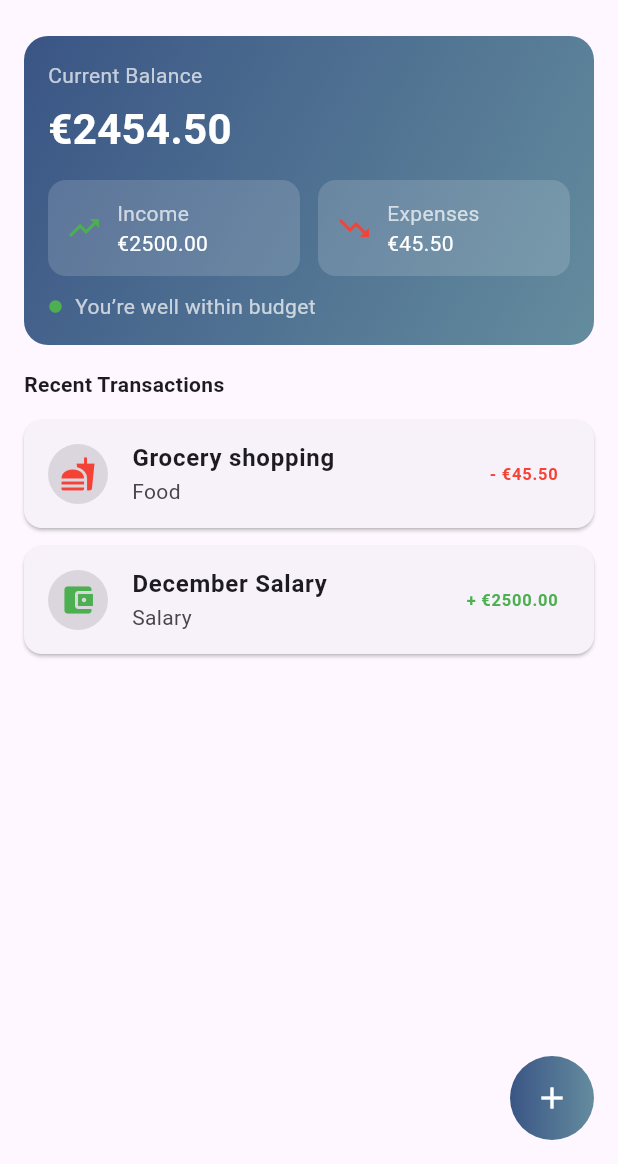
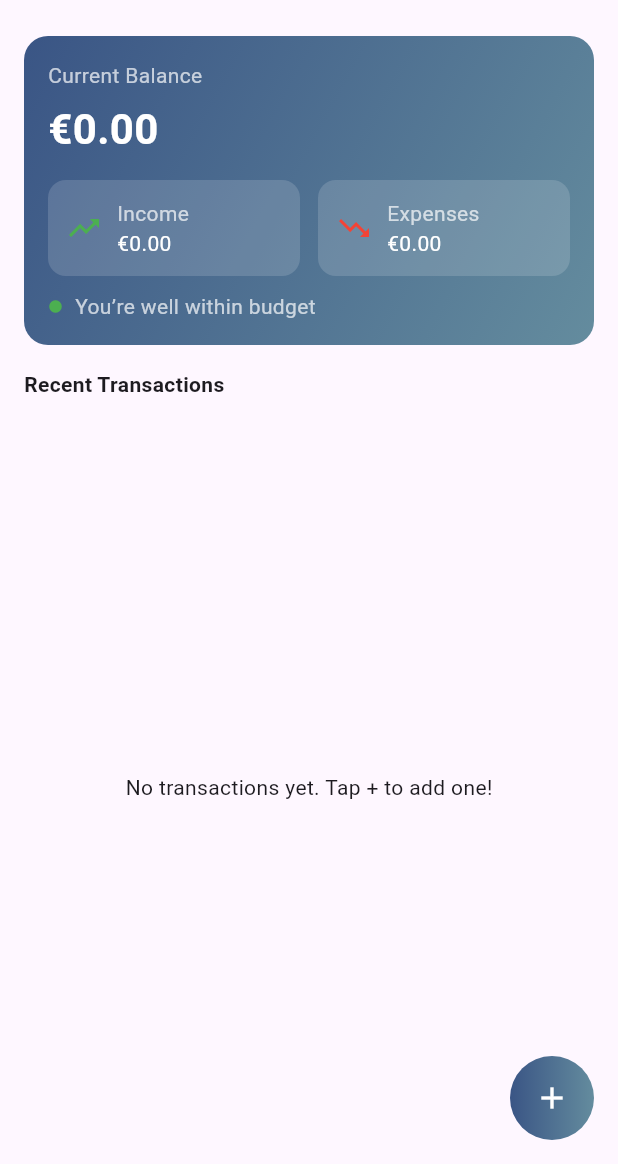
Before and after one commit to HayleyBusuttil/CrossPlatfromHome, a Flutter app: the screen it shows after launch, on a phone screen of 412 x 824 dp, the part 72-1236 px from its top. Run offline on Flutter 3.47's test engine with Material 3 defaults, Android fonts, the phone set to English and light mode, and no system bars; our stand-ins replace hive, hive_flutter; accounts and stored records are empty.

Commit message:
Local Persistent Storage using HIVE

```diff
--- a/lib/main.dart
+++ b/lib/main.dart
@@ -1,7 +1,19 @@
 import 'package:flutter/material.dart';
+import 'package:hive_flutter/hive_flutter.dart';
+
+import 'model/transaction.dart';
 import 'screens/home_screen.dart';
 
-void main() {
+void main() async {
+  WidgetsFlutterBinding.ensureInitialized();
+
+  await Hive.initFlutter();
+
+  Hive.registerAdapter(TxTypeAdapter());
+  Hive.registerAdapter(WalletTransactionAdapter());
+
+  await Hive.openBox<WalletTransaction>('transactions');
+
   runApp(const WiseWalletApp());
 }
 
@@ -10,10 +22,9 @@ class WiseWalletApp extends StatelessWidget {
 
   @override
   Widget build(BuildContext context) {
-    return MaterialApp(
+    return const MaterialApp(
       debugShowCheckedModeBanner: false,
-      title: 'Wise Wallet',
-      home: const HomeScreen(),
+      home: HomeScreen(),
     );
   }
 }
--- a/lib/model/transaction.dart
+++ b/lib/model/transaction.dart
@@ -1,5 +1,16 @@
-enum TxType { expense, income }
+import 'package:hive/hive.dart';
 
+part 'transaction.g.dart';
+
+@HiveType(typeId: 0)
+enum TxType {
+  @HiveField(0)
+  expense,
+  @HiveField(1)
+  income,
+}
+
+@HiveType(typeId: 1)
 class WalletTransaction {
   WalletTransaction({
     required this.title,
@@ -9,9 +20,18 @@ class WalletTransaction {
     required this.category,
   });
 
+  @HiveField(0)
   final String title;
+
+  @HiveField(1)
   final double amount;
+
+  @HiveField(2)
   final DateTime date;
+
+  @HiveField(3)
   final TxType type;
+
+  @HiveField(4)
   final String category;
 }
--- a/lib/screens/home_screen.dart
+++ b/lib/screens/home_screen.dart
@@ -2,6 +2,8 @@ import 'package:flutter/material.dart';
 import '../model/transaction.dart';
 import '../widgets/transaction_list.dart';
 import 'add_transaction.dart';
+import 'package:hive/hive.dart';
+
 
 class HomeScreen extends StatefulWidget {
   const HomeScreen({super.key});
@@ -11,22 +13,10 @@ class HomeScreen extends StatefulWidget {
 }
 
 class _HomeScreenState extends State<HomeScreen> {
-  final List<WalletTransaction> _txs = [
-    WalletTransaction(
-      title: "Grocery shopping",
-      amount: 45.50,
-      date: DateTime.now(),
-      type: TxType.expense,
-      category: "Food",
-    ),
-    WalletTransaction(
-      title: "December Salary",
-      amount: 2500.00,
-      date: DateTime.now(),
-      type: TxType.income,
-      category: "Salary",
-    ),
-  ];
+  // Hive box for transactions
+  late Box<WalletTransaction> _txBox;
+  List<WalletTransaction> _txs = [];
+
 
   double get incomeTotal => _txs
       .where((t) => t.type == TxType.income)
@@ -41,16 +31,24 @@ class _HomeScreenState extends State<HomeScreen> {
   void _openAddScreen() async {
     final result = await Navigator.push(
       context,
-      MaterialPageRoute(
-        builder: (ctx) => const AddTransactionScreen(),
-      ),
+      MaterialPageRoute(builder: (ctx) => const AddTransactionScreen()),
     );
 
     if (result == null) return;
 
+    await _txBox.add(result); //ensure it’s written to disk
+
     setState(() {
-      _txs.insert(0, result);
+      _txs = _txBox.values.toList().reversed.toList(); // reload from Hive
     });
+  }
+
+
+  @override
+  void initState() {
+    super.initState();
+    _txBox = Hive.box<WalletTransaction>('transactions');
+    _txs = _txBox.values.toList().reversed.toList();
   }
 
 
--- a/pubspec.yaml
+++ b/pubspec.yaml
@@ -9,11 +9,15 @@ environment:
 dependencies:
   flutter:
     sdk: flutter
+  hive: ^2.2.3
+  hive_flutter: ^1.1.0
 
 dev_dependencies:
   flutter_test:
     sdk: flutter
   flutter_lints: ^5.0.0
+  build_runner: ^2.4.6
+  hive_generator: ^2.0.1
 
 flutter:
   uses-material-design: true
```
Also changed, not shown: lib/model/transaction.g.dart (added), pubspec.lock, 2 other files.
